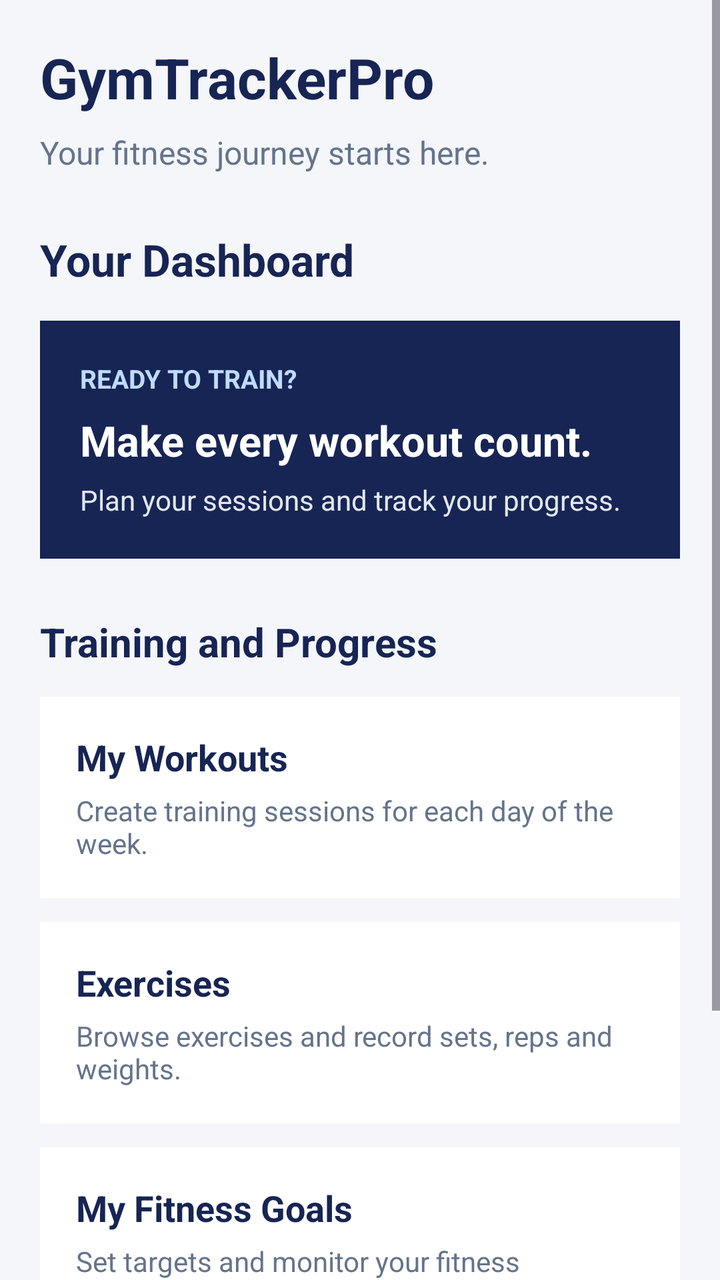
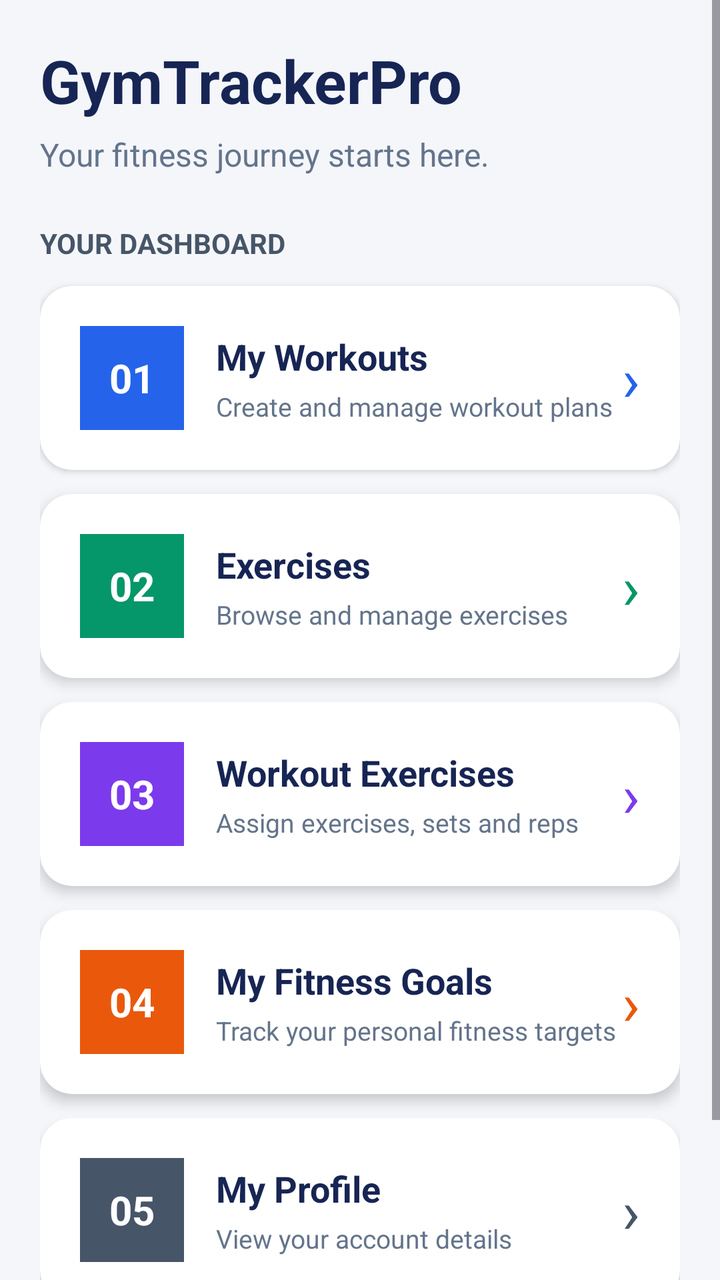

Two renders of the same Android screen: before a commit and after it. Below are the layout's source before the change and the commit's diff.
<!-- AndroidManifest.xml: application theme Theme.GymTrackerPro -->
<!-- res/layout/activity_main.xml -->
<?xml version="1.0" encoding="utf-8"?>
<ScrollView xmlns:android="http://schemas.android.com/apk/res/android"
    android:id="@+id/main"
    android:layout_width="match_parent"
    android:layout_height="match_parent"
    android:background="#F4F6FA"
    android:fillViewport="true">

    <LinearLayout
        android:layout_width="match_parent"
        android:layout_height="wrap_content"
        android:orientation="vertical"
        android:padding="20dp">

        
        <TextView
            android:layout_width="wrap_content"
            android:layout_height="wrap_content"
            android:text="GymTrackerPro"
            android:textColor="#172554"
            android:textSize="28sp"
            android:textStyle="bold" />

        
        <TextView
            android:layout_width="match_parent"
            android:layout_height="wrap_content"
            android:layout_marginTop="8dp"
            android:text="Your fitness journey starts here."
            android:textColor="#64748B"
            android:textSize="16sp" />

        
        <TextView
            android:layout_width="wrap_content"
            android:layout_height="wrap_content"
            android:layout_marginTop="28dp"
            android:text="Your Dashboard"
            android:textColor="#172554"
            android:textSize="22sp"
            android:textStyle="bold" />

        
        <LinearLayout
            android:layout_width="match_parent"
            android:layout_height="wrap_content"
            android:layout_marginTop="16dp"
            android:background="#172554"
            android:orientation="vertical"
            android:padding="20dp">

            <TextView
                android:layout_width="wrap_content"
                android:layout_height="wrap_content"
                android:text="READY TO TRAIN?"
                android:textColor="#BFDBFE"
                android:textSize="13sp"
                android:textStyle="bold" />

            <TextView
                android:layout_width="wrap_content"
                android:layout_height="wrap_content"
                android:layout_marginTop="8dp"
                android:text="Make every workout count."
                android:textColor="#FFFFFF"
                android:textSize="21sp"
                android:textStyle="bold" />

            <TextView
                android:layout_width="wrap_content"
                android:layout_height="wrap_content"
                android:layout_marginTop="6dp"
                android:text="Plan your sessions and track your progress."
                android:textColor="#E2E8F0"
                android:textSize="14sp" />
        </LinearLayout>

        
        <TextView
            android:layout_width="wrap_content"
            android:layout_height="wrap_content"
            android:layout_marginTop="28dp"
            android:text="Training and Progress"
            android:textColor="#172554"
            android:textSize="20sp"
            android:textStyle="bold" />

        
        <LinearLayout
            android:id="@+id/cardWorkouts"
            android:layout_width="match_parent"
            android:layout_height="wrap_content"
            android:layout_marginTop="14dp"
            android:background="#FFFFFF"
            android:orientation="vertical"
            android:padding="18dp">

            <TextView
                android:layout_width="wrap_content"
                android:layout_height="wrap_content"
                android:text="My Workouts"
                android:textColor="#172554"
                android:textSize="18sp"
                android:textStyle="bold" />

            <TextView
                android:layout_width="match_parent"
                android:layout_height="wrap_content"
                android:layout_marginTop="5dp"
                android:text="Create training sessions for each day of the week."
                android:textColor="#64748B"
                android:textSize="14sp" />
        </LinearLayout>

        
        <LinearLayout
            android:id="@+id/cardExercises"
            android:layout_width="match_parent"
            android:layout_height="wrap_content"
            android:layout_marginTop="12dp"
            android:background="#FFFFFF"
            android:orientation="vertical"
            android:padding="18dp">

            <TextView
                android:layout_width="wrap_content"
                android:layout_height="wrap_content"
                android:text="Exercises"
                android:textColor="#172554"
                android:textSize="18sp"
                android:textStyle="bold" />

            <TextView
                android:layout_width="match_parent"
                android:layout_height="wrap_content"
                android:layout_marginTop="5dp"
                android:text="Browse exercises and record sets, reps and weights."
                android:textColor="#64748B"
                android:textSize="14sp" />
        </LinearLayout>

        
        <LinearLayout
            android:id="@+id/cardGoals"
            android:layout_width="match_parent"
            android:layout_height="wrap_content"
            android:layout_marginTop="12dp"
            android:background="#FFFFFF"
            android:orientation="vertical"
            android:padding="18dp">

            <TextView
                android:layout_width="wrap_content"
                android:layout_height="wrap_content"
                android:text="My Fitness Goals"
                android:textColor="#172554"
                android:textSize="18sp"
                android:textStyle="bold" />

            <TextView
                android:layout_width="match_parent"
                android:layout_height="wrap_content"
                android:layout_marginTop="5dp"
                android:text="Set targets and monitor your fitness progress."
                android:textColor="#64748B"
                android:textSize="14sp" />
        </LinearLayout>

        
        <LinearLayout
            android:id="@+id/cardProfile"
            android:layout_width="match_parent"
            android:layout_height="wrap_content"
            android:layout_marginTop="12dp"
            android:layout_marginBottom="20dp"
            android:background="#FFFFFF"
            android:orientation="vertical"
            android:padding="18dp">

            <TextView
                android:layout_width="wrap_content"
                android:layout_height="wrap_content"
                android:text="My Profile"
                android:textColor="#172554"
                android:textSize="18sp"
                android:textStyle="bold" />

            <TextView
                android:layout_width="match_parent"
                android:layout_height="wrap_content"
                android:layout_marginTop="5dp"
                android:text="Manage your personal fitness information."
                android:textColor="#64748B"
                android:textSize="14sp" />
        </LinearLayout>

    </LinearLayout>

</ScrollView>
<!-- resources referenced by this layout -->
<resources>
  <style name="Theme.GymTrackerPro" parent="Base.Theme.GymTrackerPro" />
  <style name="Base.Theme.GymTrackerPro" parent="Theme.Material3.DayNight.NoActionBar">
          
          
      </style>
</resources>

<!-- the commit's change to res/layout/activity_main.xml (unified diff, before → after) -->
@@ -1,8 +1,8 @@
 <?xml version="1.0" encoding="utf-8"?>
 <ScrollView xmlns:android="http://schemas.android.com/apk/res/android"
-    android:id="@+id/main"
     android:layout_width="match_parent"
     android:layout_height="match_parent"
+    xmlns:app="http://schemas.android.com/apk/res-auto"
     android:background="#F4F6FA"
     android:fillViewport="true">
 
@@ -14,186 +14,353 @@
 
         
         <TextView
-            android:layout_width="wrap_content"
+            android:layout_width="match_parent"
             android:layout_height="wrap_content"
             android:text="GymTrackerPro"
             android:textColor="#172554"
-            android:textSize="28sp"
+            android:textSize="30sp"
             android:textStyle="bold" />
 
-        
         <TextView
             android:layout_width="match_parent"
             android:layout_height="wrap_content"
-            android:layout_marginTop="8dp"
+            android:layout_marginTop="6dp"
+            android:layout_marginBottom="24dp"
             android:text="Your fitness journey starts here."
             android:textColor="#64748B"
             android:textSize="16sp" />
 
         
         <TextView
-            android:layout_width="wrap_content"
-            android:layout_height="wrap_content"
-            android:layout_marginTop="28dp"
-            android:text="Your Dashboard"
-            android:textColor="#172554"
-            android:textSize="22sp"
+            android:layout_width="match_parent"
+            android:layout_height="wrap_content"
+            android:layout_marginBottom="12dp"
+            android:text="YOUR DASHBOARD"
+            android:textColor="#475569"
+            android:textSize="14sp"
             android:textStyle="bold" />
 
         
-        <LinearLayout
-            android:layout_width="match_parent"
-            android:layout_height="wrap_content"
-            android:layout_marginTop="16dp"
-            android:background="#172554"
-            android:orientation="vertical"
-            android:padding="20dp">
-
-            <TextView
-                android:layout_width="wrap_content"
-                android:layout_height="wrap_content"
-                android:text="READY TO TRAIN?"
-                android:textColor="#BFDBFE"
-                android:textSize="13sp"
-                android:textStyle="bold" />
-
-            <TextView
-                android:layout_width="wrap_content"
-                android:layout_height="wrap_content"
-                android:layout_marginTop="8dp"
-                android:text="Make every workout count."
-                android:textColor="#FFFFFF"
-                android:textSize="21sp"
-                android:textStyle="bold" />
-
-            <TextView
-                android:layout_width="wrap_content"
-                android:layout_height="wrap_content"
-                android:layout_marginTop="6dp"
-                android:text="Plan your sessions and track your progress."
-                android:textColor="#E2E8F0"
-                android:textSize="14sp" />
-        </LinearLayout>
+        <androidx.cardview.widget.CardView
+            android:id="@+id/cardWorkouts"
+            android:layout_width="match_parent"
+            android:layout_height="wrap_content"
+            android:layout_marginBottom="12dp"
+            android:clickable="true"
+            android:focusable="true"
+            android:foreground="?android:attr/selectableItemBackground"
+            android:elevation="4dp"
+            app:cardCornerRadius="16dp"
+            xmlns:app="http://schemas.android.com/apk/res-auto">
+
+            <LinearLayout
+                android:layout_width="match_parent"
+                android:layout_height="wrap_content"
+                android:gravity="center_vertical"
+                android:orientation="horizontal"
+                android:padding="20dp">
+
+                <TextView
+                    android:layout_width="52dp"
+                    android:layout_height="52dp"
+                    android:gravity="center"
+                    android:text="01"
+                    android:textColor="#FFFFFF"
+                    android:textSize="20sp"
+                    android:textStyle="bold"
+                    android:background="#2563EB" />
+
+                <LinearLayout
+                    android:layout_width="0dp"
+                    android:layout_height="wrap_content"
+                    android:layout_marginStart="16dp"
+                    android:layout_weight="1"
+                    android:orientation="vertical">
+
+                    <TextView
+                        android:layout_width="match_parent"
+                        android:layout_height="wrap_content"
+                        android:text="My Workouts"
+                        android:textColor="#172554"
+                        android:textSize="18sp"
+                        android:textStyle="bold" />
+
+                    <TextView
+                        android:layout_width="match_parent"
+                        android:layout_height="wrap_content"
+                        android:layout_marginTop="4dp"
+                        android:text="Create and manage workout plans"
+                        android:textColor="#64748B"
+                        android:textSize="13sp" />
+                </LinearLayout>
+
+                <TextView
+                    android:layout_width="wrap_content"
+                    android:layout_height="wrap_content"
+                    android:text="›"
+                    android:textColor="#2563EB"
+                    android:textSize="30sp" />
+            </LinearLayout>
+        </androidx.cardview.widget.CardView>
+
+        
+        <androidx.cardview.widget.CardView
+            android:id="@+id/cardExercises"
+            android:layout_width="match_parent"
+            android:layout_height="wrap_content"
+            android:layout_marginBottom="12dp"
+            android:clickable="true"
+            android:focusable="true"
+            android:foreground="?android:attr/selectableItemBackground"
+            app:cardCornerRadius="16dp"
+            app:cardElevation="4dp">
+
+            <LinearLayout
+                android:layout_width="match_parent"
+                android:layout_height="wrap_content"
+                android:gravity="center_vertical"
+                android:orientation="horizontal"
+                android:padding="20dp">
+
+                <TextView
+                    android:layout_width="52dp"
+                    android:layout_height="52dp"
+                    android:background="#059669"
+                    android:gravity="center"
+                    android:text="02"
+                    android:textColor="#FFFFFF"
+                    android:textSize="20sp"
+                    android:textStyle="bold" />
+
+                <LinearLayout
+                    android:layout_width="0dp"
+                    android:layout_height="wrap_content"
+                    android:layout_marginStart="16dp"
+                    android:layout_weight="1"
+                    android:orientation="vertical">
+
+                    <TextView
+                        android:layout_width="match_parent"
+                        android:layout_height="wrap_content"
+                        android:text="Exercises"
+                        android:textColor="#172554"
+                        android:textSize="18sp"
+                        android:textStyle="bold" />
+
+                    <TextView
+                        android:layout_width="match_parent"
+                        android:layout_height="wrap_content"
+                        android:layout_marginTop="4dp"
+                        android:text="Browse and manage exercises"
+                        android:textColor="#64748B"
+                        android:textSize="13sp" />
+                </LinearLayout>
+
+                <TextView
+                    android:layout_width="wrap_content"
+                    android:layout_height="wrap_content"
+                    android:text="›"
+                    android:textColor="#059669"
+                    android:textSize="30sp" />
+            </LinearLayout>
+        </androidx.cardview.widget.CardView>
+
+        
+        <androidx.cardview.widget.CardView
+            android:id="@+id/cardWorkoutExercises"
+            android:layout_width="match_parent"
+            android:layout_height="wrap_content"
+            android:layout_marginBottom="12dp"
+            android:clickable="true"
+            android:focusable="true"
+            android:foreground="?android:attr/selectableItemBackground"
+            app:cardCornerRadius="16dp"
+            app:cardElevation="4dp">
+
+            <LinearLayout
+                android:layout_width="match_parent"
+                android:layout_height="wrap_content"
+                android:gravity="center_vertical"
+                android:orientation="horizontal"
+                android:padding="20dp">
+
+                <TextView
+                    android:layout_width="52dp"
+                    android:layout_height="52dp"
+                    android:background="#7C3AED"
+                    android:gravity="center"
+                    android:text="03"
+                    android:textColor="#FFFFFF"
+                    android:textSize="20sp"
+                    android:textStyle="bold" />
+
+                <LinearLayout
+                    android:layout_width="0dp"
+                    android:layout_height="wrap_content"
+                    android:layout_marginStart="16dp"
+                    android:layout_weight="1"
+                    android:orientation="vertical">
+
+                    <TextView
+                        android:layout_width="match_parent"
+                        android:layout_height="wrap_content"
+                        android:text="Workout Exercises"
+                        android:textColor="#172554"
+                        android:textSize="18sp"
+                        android:textStyle="bold" />
+
+                    <TextView
+                        android:layout_width="match_parent"
+                        android:layout_height="wrap_content"
+                        android:layout_marginTop="4dp"
+                        android:text="Assign exercises, sets and reps"
+                        android:textColor="#64748B"
+                        android:textSize="13sp" />
+                </LinearLayout>
+
+                <TextView
+                    android:layout_width="wrap_content"
+                    android:layout_height="wrap_content"
+                    android:text="›"
+                    android:textColor="#7C3AED"
+                    android:textSize="30sp" />
+            </LinearLayout>
+        </androidx.cardview.widget.CardView>
+
+        
+        <androidx.cardview.widget.CardView
+            android:id="@+id/cardGoals"
+            android:layout_width="match_parent"
+            android:layout_height="wrap_content"
+            android:layout_marginBottom="12dp"
+            android:clickable="true"
+            android:focusable="true"
+            android:foreground="?android:attr/selectableItemBackground"
+            app:cardCornerRadius="16dp"
+            app:cardElevation="4dp">
+
+            <LinearLayout
+                android:layout_width="match_parent"
+                android:layout_height="wrap_content"
+                android:gravity="center_vertical"
+                android:orientation="horizontal"
+                android:padding="20dp">
+
+                <TextView
+                    android:layout_width="52dp"
+                    android:layout_height="52dp"
+                    android:background="#EA580C"
+                    android:gravity="center"
+                    android:text="04"
+                    android:textColor="#FFFFFF"
+                    android:textSize="20sp"
+                    android:textStyle="bold" />
+
+                <LinearLayout
+                    android:layout_width="0dp"
+                    android:layout_height="wrap_content"
+                    android:layout_marginStart="16dp"
+                    android:layout_weight="1"
+                    android:orientation="vertical">
+
+                    <TextView
+                        android:layout_width="match_parent"
+                        android:layout_height="wrap_content"
+                        android:text="My Fitness Goals"
+                        android:textColor="#172554"
+                        android:textSize="18sp"
+                        android:textStyle="bold" />
+
+                    <TextView
+                        android:layout_width="match_parent"
+                        android:layout_height="wrap_content"
+                        android:layout_marginTop="4dp"
+                        android:text="Track your personal fitness targets"
+                        android:textColor="#64748B"
+                        android:textSize="13sp" />
+                </LinearLayout>
+
+                <TextView
+                    android:layout_width="wrap_content"
+                    android:layout_height="wrap_content"
+                    android:text="›"
+                    android:textColor="#EA580C"
+                    android:textSize="30sp" />
+            </LinearLayout>
+        </androidx.cardview.widget.CardView>
+
+        
+        <androidx.cardview.widget.CardView
+            android:id="@+id/cardProfile"
+            android:layout_width="match_parent"
+            android:layout_height="wrap_content"
+            android:layout_marginBottom="20dp"
+            android:clickable="true"
+            android:focusable="true"
+            android:foreground="?android:attr/selectableItemBackground"
+            app:cardCornerRadius="16dp"
+            app:cardElevation="4dp">
+
+            <LinearLayout
+                android:layout_width="match_parent"
+                android:layout_height="wrap_content"
+                android:gravity="center_vertical"
+                android:orientation="horizontal"
+                android:padding="20dp">
+
+                <TextView
+                    android:layout_width="52dp"
+                    android:layout_height="52dp"
+                    android:background="#475569"
+                    android:gravity="center"
+                    android:text="05"
+                    android:textColor="#FFFFFF"
+                    android:textSize="20sp"
+                    android:textStyle="bold" />
+
+                <LinearLayout
+                    android:layout_width="0dp"
+                    android:layout_height="wrap_content"
+                    android:layout_marginStart="16dp"
+                    android:layout_weight="1"
+                    android:orientation="vertical">
+
+                    <TextView
+                        android:layout_width="match_parent"
+                        android:layout_height="wrap_content"
+                        android:text="My Profile"
+                        android:textColor="#172554"
+                        android:textSize="18sp"
+                        android:textStyle="bold" />
+
+                    <TextView
+                        android:layout_width="match_parent"
+                        android:layout_height="wrap_content"
+                        android:layout_marginTop="4dp"
+                        android:text="View your account details"
+                        android:textColor="#64748B"
+                        android:textSize="13sp" />
+                </LinearLayout>
+
+                <TextView
+                    android:layout_width="wrap_content"
+                    android:layout_height="wrap_content"
+                    android:text="›"
+                    android:textColor="#475569"
+                    android:textSize="30sp" />
+            </LinearLayout>
+        </androidx.cardview.widget.CardView>
 
         
         <TextView
-            android:layout_width="wrap_content"
-            android:layout_height="wrap_content"
-            android:layout_marginTop="28dp"
-            android:text="Training and Progress"
-            android:textColor="#172554"
-            android:textSize="20sp"
+            android:layout_width="match_parent"
+            android:layout_height="wrap_content"
+            android:gravity="center"
+            android:padding="12dp"
+            android:text="GYMTRACKERPRO • STAY CONSISTENT"
+            android:textColor="#94A3B8"
+            android:textSize="12sp"
             android:textStyle="bold" />
 
-        
-        <LinearLayout
-            android:id="@+id/cardWorkouts"
-            android:layout_width="match_parent"
-            android:layout_height="wrap_content"
-            android:layout_marginTop="14dp"
-            android:background="#FFFFFF"
-            android:orientation="vertical"
-            android:padding="18dp">
-
-            <TextView
-                android:layout_width="wrap_content"
-                android:layout_height="wrap_content"
-                android:text="My Workouts"
-                android:textColor="#172554"
-                android:textSize="18sp"
-                android:textStyle="bold" />
-
-            <TextView
-                android:layout_width="match_parent"
-                android:layout_height="wrap_content"
-                android:layout_marginTop="5dp"
-                android:text="Create training sessions for each day of the week."
-                android:textColor="#64748B"
-                android:textSize="14sp" />
-        </LinearLayout>
-
-        
-        <LinearLayout
-            android:id="@+id/cardExercises"
-            android:layout_width="match_parent"
-            android:layout_height="wrap_content"
-            android:layout_marginTop="12dp"
-            android:background="#FFFFFF"
-            android:orientation="vertical"
-            android:padding="18dp">
-
-            <TextView
-                android:layout_width="wrap_content"
-                android:layout_height="wrap_content"
-                android:text="Exercises"
-                android:textColor="#172554"
-                android:textSize="18sp"
-                android:textStyle="bold" />
-
-            <TextView
-                android:layout_width="match_parent"
-                android:layout_height="wrap_content"
-                android:layout_marginTop="5dp"
-                android:text="Browse exercises and record sets, reps and weights."
-                android:textColor="#64748B"
-                android:textSize="14sp" />
-        </LinearLayout>
-
-        
-        <LinearLayout
-            android:id="@+id/cardGoals"
-            android:layout_width="match_parent"
-            android:layout_height="wrap_content"
-            android:layout_marginTop="12dp"
-            android:background="#FFFFFF"
-            android:orientation="vertical"
-            android:padding="18dp">
-
-            <TextView
-                android:layout_width="wrap_content"
-                android:layout_height="wrap_content"
-                android:text="My Fitness Goals"
-                android:textColor="#172554"
-                android:textSize="18sp"
-                android:textStyle="bold" />
-
-            <TextView
-                android:layout_width="match_parent"
-                android:layout_height="wrap_content"
-                android:layout_marginTop="5dp"
-                android:text="Set targets and monitor your fitness progress."
-                android:textColor="#64748B"
-                android:textSize="14sp" />
-        </LinearLayout>
-
-        
-        <LinearLayout
-            android:id="@+id/cardProfile"
-            android:layout_width="match_parent"
-            android:layout_height="wrap_content"
-            android:layout_marginTop="12dp"
-            android:layout_marginBottom="20dp"
-            android:background="#FFFFFF"
-            android:orientation="vertical"
-            android:padding="18dp">
-
-            <TextView
-                android:layout_width="wrap_content"
-                android:layout_height="wrap_content"
-                android:text="My Profile"
-                android:textColor="#172554"
-                android:textSize="18sp"
-                android:textStyle="bold" />
-
-            <TextView
-                android:layout_width="match_parent"
-                android:layout_height="wrap_content"
-                android:layout_marginTop="5dp"
-                android:text="Manage your personal fitness information."
-                android:textColor="#64748B"
-                android:textSize="14sp" />
-        </LinearLayout>
-
     </LinearLayout>
-
 </ScrollView>
